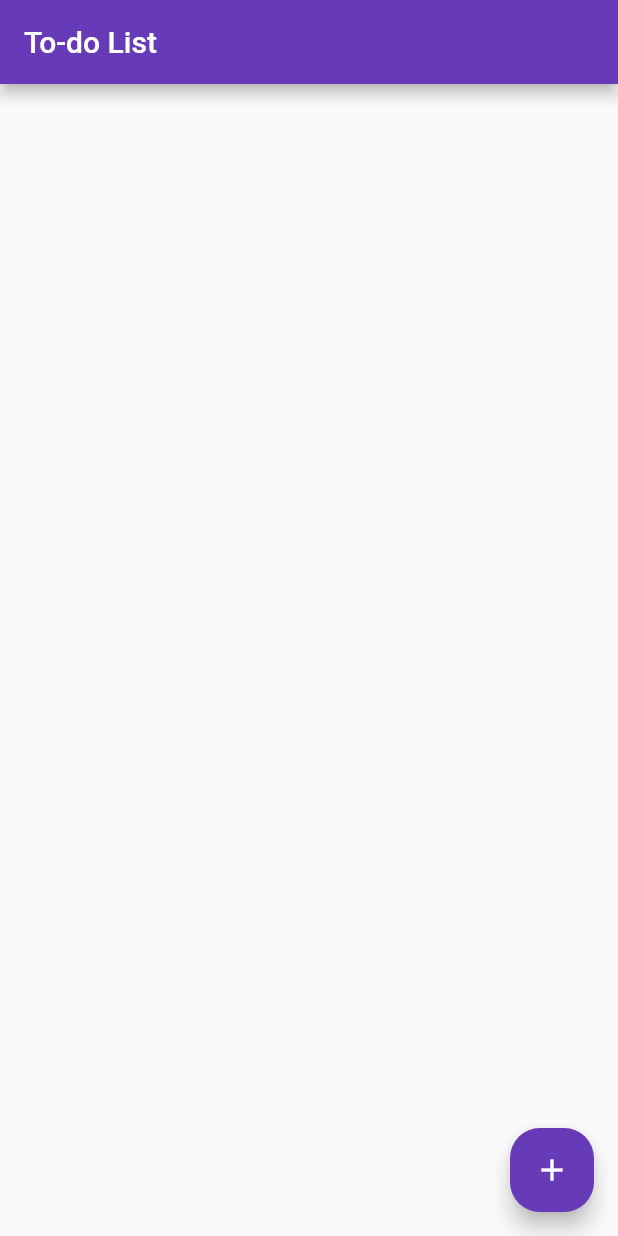
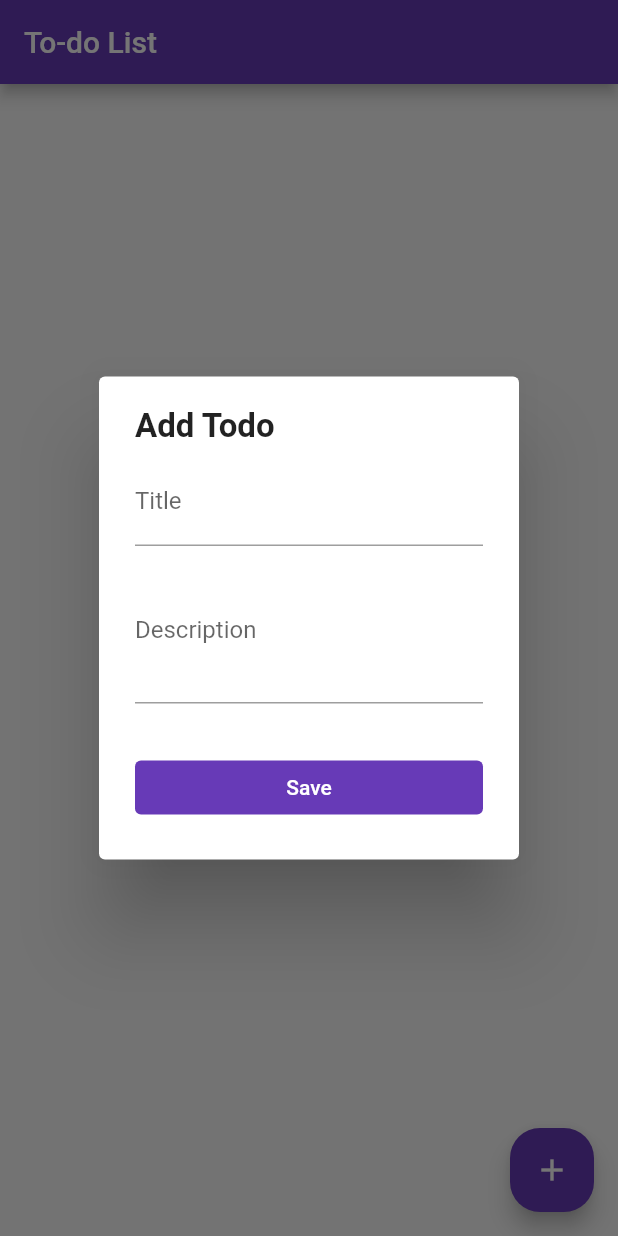
Before and after one commit to sakib556/To-Do-List-App-Sqflite-GetX-, a Flutter app: the HomePage screen opened directly, after a tap on the "add" icon, on a phone screen of 412 x 824 dp. Run offline on Flutter 3.47's test engine with Material 2 defaults, Android fonts, the phone set to English and light mode, and no system bars; our stand-ins replace get, shared_preferences; accounts and stored records are empty.

Commit message:
add todo dialogue designs

```diff
--- a/lib/views/home/home_page.dart
+++ b/lib/views/home/home_page.dart
@@ -1,4 +1,6 @@
 import 'package:flutter/material.dart';
+
+import 'local_widgets/add_todo_dialogue_widget.dart';
 
 class HomePage extends StatelessWidget {
   const HomePage({Key? key}) : super(key: key);
@@ -21,7 +23,11 @@ class HomePage extends StatelessWidget {
             borderRadius: BorderRadius.circular(20),
           ),
           backgroundColor: Colors.deepPurple,
-          onPressed: () {},
+          onPressed: () => showDialog(
+            context: context,
+            builder: (context) => AddTodoDialogueWidget(),
+            barrierDismissible: false,
+          ),
           child: Icon(Icons.add),
         ),
       ),
--- /dev/null
+++ b/lib/views/home/local_widgets/add_todo_dialogue_widget.dart
@@ -0,0 +1,28 @@
+import 'package:flutter/material.dart';
+
+import 'todo_form_widget.dart';
+
+class AddTodoDialogueWidget extends StatelessWidget {
+  AddTodoDialogueWidget({Key? key}) : super(key: key);
+  String title = '';
+  String description = '';
+
+  @override
+  Widget build(BuildContext context) => AlertDialog(
+        content: Column(
+          mainAxisSize: MainAxisSize.min,
+          crossAxisAlignment: CrossAxisAlignment.start,
+          children: [
+            Text(
+              'Add Todo',
+              style: TextStyle(
+                fontWeight: FontWeight.bold,
+                fontSize: 22,
+              ),
+            ),
+            const SizedBox(height: 8),
+            TodoFormWidget(),
+          ],
+        ),
+      );
+}
--- /dev/null
+++ b/lib/views/home/local_widgets/todo_form_widget.dart
@@ -0,0 +1,64 @@
+import 'package:flutter/material.dart';
+
+class TodoFormWidget extends StatelessWidget {
+  final String title;
+  final String description;
+
+  const TodoFormWidget({
+    Key? key,
+    this.title = '',
+    this.description = '',
+  }) : super(key: key);
+
+  @override
+  Widget build(BuildContext context) => SingleChildScrollView(
+        child: Column(
+          mainAxisSize: MainAxisSize.min,
+          children: [
+            buildTitle(),
+            SizedBox(height: 8),
+            buildDescription(),
+            SizedBox(height: 32),
+            buildButton(),
+          ],
+        ),
+      );
+
+  Widget buildTitle() => TextFormField(
+        maxLines: 1,
+        initialValue: title,
+        validator: (title) {
+          if (title!.isEmpty) {
+            return 'The title cannot be empty';
+          }
+          return null;
+        },
+        decoration: InputDecoration(
+          border: UnderlineInputBorder(),
+          labelText: 'Title',
+        ),
+      );
+
+  Widget buildDescription() => TextFormField(
+        maxLines: 3,
+        initialValue: description,
+        decoration: InputDecoration(
+          border: UnderlineInputBorder(),
+          labelText: 'Description',
+        ),
+      );
+
+  Widget buildButton() => SizedBox(
+        width: double.infinity,
+        child: ElevatedButton(
+          style: ButtonStyle(
+            backgroundColor: MaterialStateProperty.all(Colors.deepPurple),
+          ),
+          onPressed: null,
+          child: Text(
+            'Save',
+            style: TextStyle(color: Colors.white),
+          ),
+        ),
+      );
+}
```
